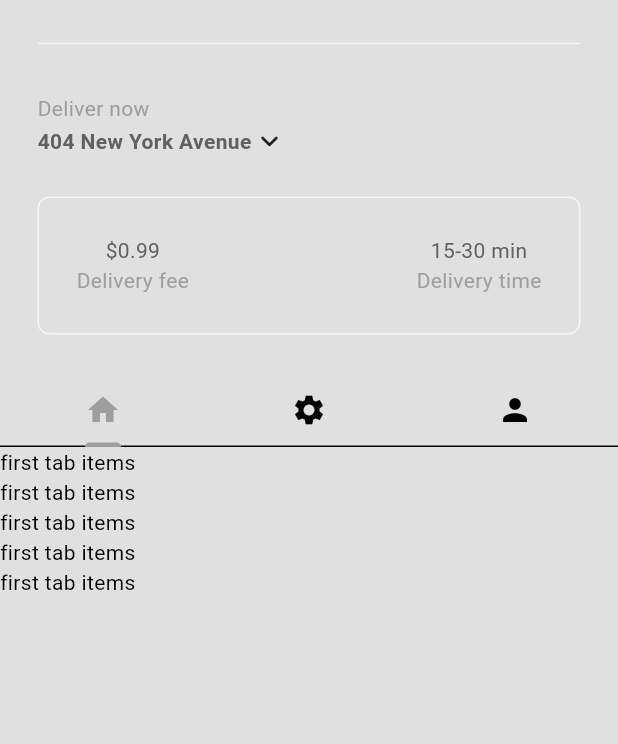
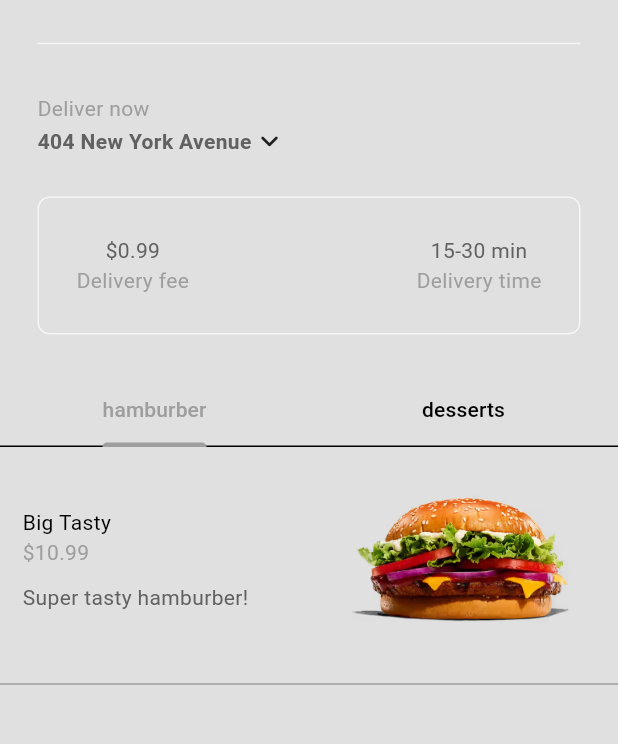
Before and after one commit to Sank34/foody, a Flutter app: the HomePage screen opened directly, on a phone screen of 412 x 824 dp, the part 63-807 px from its top. Run offline on Flutter 3.47's test engine with Material 3 defaults, Android fonts, the phone set to English and light mode, and no system bars.

Commit message:
yippe foodz!!

```diff
--- /dev/null
+++ b/lib/components/food_tile.dart
@@ -0,0 +1,50 @@
+import 'package:flutter/material.dart';
+
+import '../models/food.dart';
+
+class FoodTile extends StatelessWidget {
+
+  final Food food;
+  final void Function()? onTap;
+
+  const FoodTile({super.key, required this.food, required this.onTap});
+
+  @override
+  Widget build(BuildContext context) {
+    return Column(
+      children: [
+        GestureDetector(
+          onTap: onTap,
+          child: Padding(
+            padding: const EdgeInsets.all(15.0),
+            child: Row(
+              children: [
+                Expanded(
+                  child: Column(
+                    crossAxisAlignment: CrossAxisAlignment.start,
+                    children: [
+                      Text(food.name),
+                      Text('\$${food.price}', style: TextStyle(
+                        color: Theme.of(context).colorScheme.primary
+                      ),),
+                      const SizedBox(height: 10,),
+                      Text(food.description, style: TextStyle(
+                        color: Theme.of(context).colorScheme.inversePrimary
+                      ),)
+                    ],
+                  ),
+                ),
+                const SizedBox(width: 15,),
+                ClipRRect(
+                    child: Image.asset(food.imagePath, height: 120,),
+                    borderRadius: BorderRadius.circular(8),
+                )
+              ],
+            ),
+          ),
+        ),
+        Divider(color: Theme.of(context).colorScheme.primary)
+      ],
+    );
+  }
+}
--- a/lib/components/tab_bar.dart
+++ b/lib/components/tab_bar.dart
@@ -1,26 +1,24 @@
 import 'package:flutter/material.dart';
+import 'package:foody/models/food.dart';
 
 class HomeTabBar extends StatelessWidget {
   final TabController tabController;
 
   const HomeTabBar({super.key, required this.tabController});
 
+  List<Tab> _buildCategoryTabs() {
+    return FoodCategory.values.map((category) {
+      return Tab(
+        text: category.toString().split('.').last,
+      );
+    }).toList();
+  }
   @override
   Widget build(BuildContext context) {
     return Container(
       child: TabBar(
         controller: tabController,
-        tabs: [
-          Tab(
-            icon: Icon(Icons.home),
-          ),
-          Tab(
-            icon: Icon(Icons.settings),
-          ),
-          Tab(
-            icon: Icon(Icons.person),
-          ),
-        ],
+        tabs: _buildCategoryTabs()
       ),
     );
   }
--- a/lib/main.dart
+++ b/lib/main.dart
@@ -1,13 +1,18 @@
 import 'package:flutter/material.dart';
 import 'package:foody/auth/login_or_register.dart';
+import 'package:foody/models/restaurant.dart';
 import 'package:foody/pages/login_page.dart';
 import 'package:foody/pages/register_page.dart';
 import 'package:foody/themes/theme_provider.dart';
 import 'package:provider/provider.dart';
 
-void main() => runApp(ChangeNotifierProvider(
-    create: (context) => ThemeProvider(),
-    child: Foody(),
+void main() => runApp(MultiProvider(providers: [
+    //theme provider
+    ChangeNotifierProvider(create: (context) => ThemeProvider()),
+    //restaurant provider
+    ChangeNotifierProvider(create: (context) => Restaurant())
+  ],
+  child: const Foody() ,
 ));
 
 class Foody extends StatelessWidget {
--- a/lib/models/food.dart
+++ b/lib/models/food.dart
@@ -20,10 +20,7 @@ class Food {
 
 enum FoodCategory {
   hamburber, // yummy
-  salads,
-  sides,
-  desserts,
-  drinks
+  desserts
 }
 
 // food addons
--- a/lib/models/restaurant.dart
+++ b/lib/models/restaurant.dart
@@ -1,6 +1,7 @@
+import 'package:flutter/cupertino.dart';
 import 'package:foody/models/food.dart';
 
-class Restaurant {
+class Restaurant extends ChangeNotifier {
 
   //list of food menu
   final List<Food> _menu = [
@@ -8,7 +9,7 @@ class Restaurant {
     Food(
       name: 'Big Tasty',
       description: 'Super tasty hamburber!',
-      imagePath: 'lib/images/big_tasty.png',
+      imagePath: 'lib/images/burgers/big_tasty.png',
       price: 10.99,
       category: FoodCategory.hamburber,
       availableAddons: [
@@ -31,9 +32,9 @@ class Restaurant {
     Food(
         name: 'Oreo Ice Cream',
         description: 'Super tasty oreo ice cream!',
-        imagePath: 'lib/images/oreo_ice_cream.png',
+        imagePath: 'lib/images/desserts/oreo_ice_cream.png',
         price: 10.99,
-        category: FoodCategory.hamburber,
+        category: FoodCategory.desserts,
         availableAddons: [
           Addon(
               name: 'Super Sprinkles!',
--- a/lib/pages/home_page.dart
+++ b/lib/pages/home_page.dart
@@ -4,6 +4,11 @@ import 'package:foody/components/description_box.dart';
 import 'package:foody/components/home_drawer.dart';
 import 'package:foody/components/sliver_app_bar.dart';
 import 'package:foody/components/tab_bar.dart';
+import 'package:foody/models/food.dart';
+import 'package:foody/models/restaurant.dart';
+import 'package:provider/provider.dart';
+
+import '../components/food_tile.dart';
 
 class HomePage extends StatefulWidget {
   const HomePage({super.key});
@@ -15,11 +20,34 @@ class HomePage extends StatefulWidget {
 class _HomePageState extends State<HomePage> with SingleTickerProviderStateMixin {
 
   late TabController _tabController;
+  //sort food items by category
+  List<Food> _filterMenuByCategory(FoodCategory category, List<Food> fullMenu) {
+    return fullMenu.where((food) => food.category == category).toList();
+  }
 
+  //return list of foods in a specific category
+  List<Widget> getFoodInCateg(List<Food> fullMenu) {
+    return FoodCategory.values.map((category) {
+      //get category menu
+      List<Food> categoryMenu = _filterMenuByCategory(category, fullMenu);
+      return ListView.builder(
+        padding: EdgeInsets.all(0),
+        itemCount: categoryMenu.length,
+        physics: const NeverScrollableScrollPhysics(),
+        itemBuilder: (context, index) {
+          // get each food
+          final food = categoryMenu[index];
+          return FoodTile(
+            food: food,
+            onTap: () {},
+          );
+      });
+    }).toList();
+  }
   @override
   void initState() {
     super.initState();
-    _tabController = TabController(length: 3, vsync: this);
+    _tabController = TabController(length: FoodCategory.values.length, vsync: this);
   }
 
   @override
@@ -49,23 +77,12 @@ class _HomePageState extends State<HomePage> with SingleTickerProviderStateMixin
               ],
             )
         )],
-        body: TabBarView(
-          controller: _tabController,
-          children: [
-            ListView.builder(
-              itemCount: 5,
-              itemBuilder: (context, index) => Text("first tab items")
-            ),
-            ListView.builder(
-                itemCount: 5,
-                itemBuilder: (context, index) => Text("second tab items")
-            ),
-            ListView.builder(
-                itemCount: 5,
-                itemBuilder: (context, index) => Text("third tab items")
-            ),
-          ],
-        ),
+        body: Consumer<Restaurant>(
+          builder: (context, restaurant, child) => TabBarView(
+              controller: _tabController,
+              children: getFoodInCateg(restaurant.menu)
+          ),
+        )
       ),
     );
   }
```
